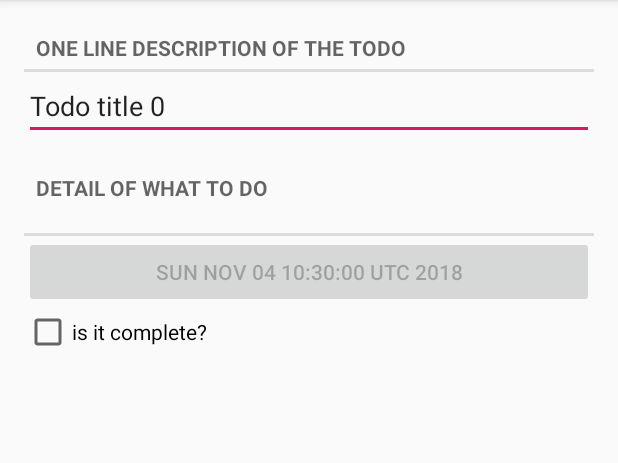
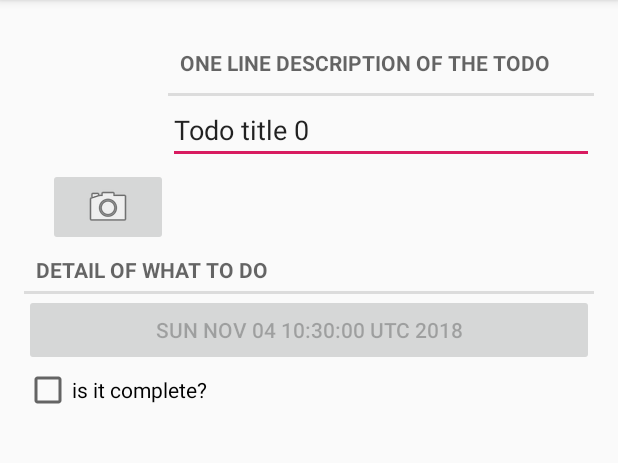
Before and after one commit to Kappi201/todo-persistence-app, an Android app: the screen it shows after launch (TodoActivity), after a tap on an icon or button, on a phone screen of 412 x 824 dp, the part 84-547 px from its top. Run offline under Robolectric (Android 15) with nearby library versions, the phone set to English and light mode, and no system bars.

Commit message:
camera complete

```diff
--- a/app/src/main/java/com/example/todolistapp/Todo.java
+++ b/app/src/main/java/com/example/todolistapp/Todo.java
@@ -22,6 +22,10 @@ public class Todo {
 
     public void setId(UUID id) {
         mId = id;
+    }
+
+    public String getPhotoFilename() {
+        return "img_" + getId().toString() + ".jpg";
     }
 
     public String getTitle() {
--- a/app/src/main/java/com/example/todolistapp/TodoFragment.java
+++ b/app/src/main/java/com/example/todolistapp/TodoFragment.java
@@ -1,8 +1,16 @@
 package com.example.todolistapp;
 
+import android.app.Activity;
+import android.content.Intent;
+import android.content.pm.PackageManager;
+import android.content.pm.ResolveInfo;
+import android.graphics.Bitmap;
+import android.net.Uri;
 import android.os.Bundle;
+import android.provider.MediaStore;
 import android.support.annotation.Nullable;
 import android.support.v4.app.Fragment;
+import android.support.v4.content.FileProvider;
 import android.text.Editable;
 import android.text.TextWatcher;
 import android.util.Log;
@@ -14,17 +22,26 @@ import android.widget.CheckBox;
 import android.widget.CompoundButton;
 import android.widget.CompoundButton.OnCheckedChangeListener;
 import android.widget.EditText;
+import android.widget.ImageButton;
+import android.widget.ImageView;
 
+import java.io.File;
+import java.util.List;
 import java.util.UUID;
 
 public class TodoFragment extends Fragment {
 
     private static final String ARG_TODO_ID = "todo_id";
+    private static final int REQUEST_PHOTO = 2;
 
     private Todo mTodo;
     private EditText mEditTextTitle;
     private Button mButtonDate;
     private CheckBox mCheckBoxIsComplete;
+
+    private ImageButton mPhotoButton;
+    private ImageView mPhotoView;
+    private File mPhotoFile;
 
     /*
     Rather than the calling the constructor directly, Activity(s) should call newInstance
@@ -65,6 +82,8 @@ public class TodoFragment extends Fragment {
 
         mTodo = TodoModel.get(getActivity()).getTodo(todoId);
 
+        mPhotoFile = TodoModel.get(getActivity()).getPhotoFile(mTodo);
+
     }
 
     @Nullable
@@ -102,12 +121,72 @@ public class TodoFragment extends Fragment {
         mCheckBoxIsComplete.setOnCheckedChangeListener(new OnCheckedChangeListener() {
             @Override
             public void onCheckedChanged(CompoundButton buttonView, boolean isChecked) {
-                Log.d("DEBUG **** TodoFragment","called onCheckedChanged");
+                Log.d("DEBUG **** TodoFragment", "called onCheckedChanged");
                 mTodo.setComplete(isChecked);
             }
         });
 
+        mPhotoButton = (ImageButton) view.findViewById(R.id.todo_camera);
+        mPhotoView = (ImageView) view.findViewById(R.id.todo_photo);
+
+        final Intent captureImage = new Intent(MediaStore.ACTION_IMAGE_CAPTURE);
+
+        PackageManager packageManager = getActivity().getPackageManager();
+        boolean canTakePhoto = mPhotoFile != null &&
+                captureImage.resolveActivity(packageManager) != null;
+        mPhotoButton.setEnabled(canTakePhoto);
+
+        mPhotoButton.setOnClickListener(new View.OnClickListener() {
+            @Override
+            public void onClick(View v) {
+                Uri uri = FileProvider.getUriForFile(getActivity(),
+                        "com.example.todolistapp.fileprovider",
+                        mPhotoFile);
+                captureImage.putExtra(MediaStore.EXTRA_OUTPUT, uri);
+
+                List<ResolveInfo> cameraAcivities = getActivity()
+                        .getPackageManager().queryIntentActivities(captureImage,
+                                PackageManager.MATCH_DEFAULT_ONLY);
+
+                for (ResolveInfo activity : cameraAcivities) {
+                    getActivity().grantUriPermission(activity.activityInfo.packageName,
+                            uri, Intent.FLAG_GRANT_WRITE_URI_PERMISSION);
+                }
+
+                startActivityForResult(captureImage, REQUEST_PHOTO);
+
+            }
+        });
+
+        mPhotoView = (ImageView) view.findViewById(R.id.todo_photo);
+        updatePhotoView();
+
         return view;
 
     }
+
+    private void updatePhotoView(){
+        if (mPhotoFile == null || !mPhotoFile.exists()) {
+            mPhotoView.setImageDrawable(null);
+        } else {
+            Bitmap bitmap = PictureUtils.getScaledBitmap(mPhotoFile.getPath(), getActivity());
+            mPhotoView.setImageBitmap(bitmap);
+        }
+    }
+
+    @Override
+    public void onActivityResult(int requestCode, int resultCode, Intent data){
+        if (resultCode != Activity.RESULT_OK){
+            return;
+        } else if (requestCode == REQUEST_PHOTO) {
+            Uri uri = FileProvider.getUriForFile(getActivity(),
+                    "com.example.todolistapp.fileprovider",
+                    mPhotoFile);
+
+            getActivity().revokeUriPermission(uri, Intent.FLAG_GRANT_WRITE_URI_PERMISSION);
+
+            updatePhotoView();
+        }
+    }
+
 }
--- a/app/src/main/java/com/example/todolistapp/TodoModel.java
+++ b/app/src/main/java/com/example/todolistapp/TodoModel.java
@@ -2,16 +2,20 @@ package com.example.todolistapp;
 
 import android.content.Context;
 
+import java.io.File;
 import java.util.ArrayList;
 import java.util.UUID;
 
 public class TodoModel {
 
     private static TodoModel sTodoModel;
-
+    private static Context mContext;
     private ArrayList<Todo> mTodoList;
 
     public static TodoModel get(Context context) {
+
+        mContext = context.getApplicationContext();
+
         if (sTodoModel == null) {
             sTodoModel = new TodoModel(context);
         }
@@ -58,4 +62,9 @@ public class TodoModel {
 
     }
 
+    public File getPhotoFile(Todo todo){
+        File filesDir = mContext.getFilesDir();
+        return new File(filesDir, todo.getPhotoFilename());
+    }
+
 }
--- a/app/src/main/res/layout/fragment_todo.xml
+++ b/app/src/main/res/layout/fragment_todo.xml
@@ -1,39 +1,85 @@
 <?xml version="1.0" encoding="utf-8"?>
 <LinearLayout xmlns:android="http://schemas.android.com/apk/res/android"
-    android:orientation="vertical"
+    xmlns:app="http://schemas.android.com/apk/res-auto"
+    xmlns:tools="http://schemas.android.com/tools"
     android:layout_width="match_parent"
     android:layout_height="match_parent"
     android:layout_margin="16dp"
+    android:orientation="vertical"
     android:weightSum="1">
+
+    <LinearLayout
+        android:layout_width="match_parent"
+        android:layout_height="wrap_content"
+        android:layout_gravity="start"
+        android:layout_marginStart="16dp"
+        android:layout_marginTop="16dp"
+        android:baselineAligned="false"
+        android:orientation="horizontal">
+
+        <LinearLayout
+            android:layout_width="wrap_content"
+            android:layout_height="wrap_content"
+            android:orientation="vertical">
+
+            <ImageView
+                android:id="@+id/todo_photo"
+                android:layout_width="80dp"
+                android:layout_height="80dp"
+                android:contentDescription="@string/todo"
+                android:cropToPadding="true"
+                android:scaleType="centerInside"
+                tools:background="@android:color/darker_gray" />
+
+            <ImageButton
+                android:id="@+id/todo_camera"
+                android:layout_width="match_parent"
+                android:layout_height="match_parent"
+                android:layout_gravity="center_horizontal"
+                android:contentDescription="@string/take_photo"
+                app:srcCompat="@android:drawable/ic_menu_camera" />
+        </LinearLayout>
+
+        <LinearLayout
+            android:layout_width="0dp"
+            android:layout_height="match_parent"
+            android:layout_weight="1"
+            android:orientation="vertical">
 
             <TextView
                 style="?android:listSeparatorTextViewStyle"
                 android:layout_width="match_parent"
                 android:layout_height="wrap_content"
-        android:text="@string/todo_title_label"/>
+                android:layout_gravity="start"
+                android:gravity="start|end"
+                android:text="@string/todo_title_label" />
 
             <EditText
                 android:id="@+id/todo_title"
                 android:layout_width="match_parent"
                 android:layout_height="wrap_content"
-        android:hint="@string/todo_title_hint"/>
+                android:autofillHints=""
+                android:hint="@string/todo_title_hint"
+                android:inputType=""
+                tools:autofillHints="@id/todo_title" />
+        </LinearLayout>
+    </LinearLayout>
 
     <TextView
         style="?android:listSeparatorTextViewStyle"
-        android:layout_width="match_parent"
-        android:layout_height="@android:dimen/notification_large_icon_height"
-        android:text="@string/todo_detail_label"/>
+        android:layout_height="wrap_content"
+        android:layout_gravity="start|end"
+        android:text="@string/todo_detail_label" />
 
     <Button
         android:id="@+id/todo_date"
         android:layout_width="match_parent"
-        android:layout_height="wrap_content"
-        />
+        android:layout_height="wrap_content" />
 
     <CheckBox
         android:id="@+id/todo_complete"
         android:layout_width="match_parent"
         android:layout_height="wrap_content"
-        android:text="@string/todo_complete_label"/>
+        android:text="@string/todo_complete_label" />
 
 </LinearLayout>
--- a/app/src/main/res/values/colors.xml
+++ b/app/src/main/res/values/colors.xml
@@ -1,6 +1,6 @@
 <?xml version="1.0" encoding="utf-8"?>
 <resources>
     <color name="colorPrimary">#008577</color>
-    <color name="colorPrimaryDark">#00574B</color>
+    <color name="colorPrimaryDark">#00574b</color>
     <color name="colorAccent">#D81B60</color>
 </resources>
--- a/app/src/main/res/values/strings.xml
+++ b/app/src/main/res/values/strings.xml
@@ -6,4 +6,6 @@
     <string name="todo_detail_label">detail of what to do</string>
     <string name="todo_complete_label">is it complete?</string>
     <string name="todo_date">Todo date</string>
+    <string name="todo">TODO</string>
+    <string name="take_photo">Take Photo</string>
 </resources>
--- /dev/null
+++ b/app/src/main/res/xml/files.xml
@@ -0,0 +1,6 @@
+<paths>
+    <files-path
+        name="todo_photos"
+        path=".">
+    </files-path>
+</paths>
```
Also changed, not shown: app/src/main/AndroidManifest.xml (+12 -0 lines), app/src/main/java/com/example/todolistapp/PictureUtils.java (added, +43 -0 lines). Lines whose indentation alone changed are shown as unchanged.
